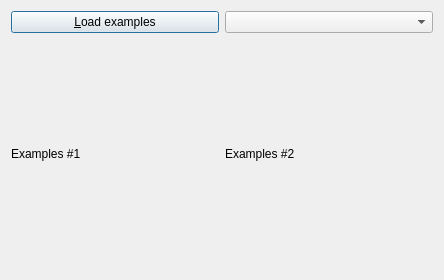
First picture: the form in qttestconceptmapexamplesdialog.ui, repository richelbilderbeek/TestConceptMap, before the edit.
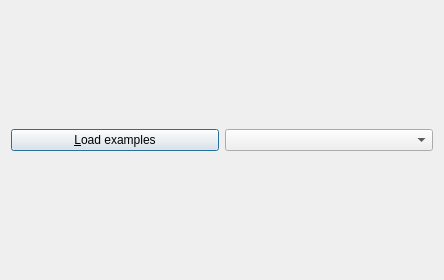
Second picture: the form after the edit.

```diff
--- a/qttestconceptmapexamplesdialog.ui
+++ b/qttestconceptmapexamplesdialog.ui
@@ -24,20 +24,6 @@
    <item row="0" column="1">
     <widget class="QComboBox" name="box_load_examples"/>
    </item>
-   <item row="1" column="0">
-    <widget class="QLabel" name="label">
-     <property name="text">
-      <string>Examples #1</string>
-     </property>
-    </widget>
-   </item>
-   <item row="1" column="1">
-    <widget class="QLabel" name="label_2">
-     <property name="text">
-      <string>Examples #2</string>
-     </property>
-    </widget>
-   </item>
   </layout>
  </widget>
  <resources/>
```
